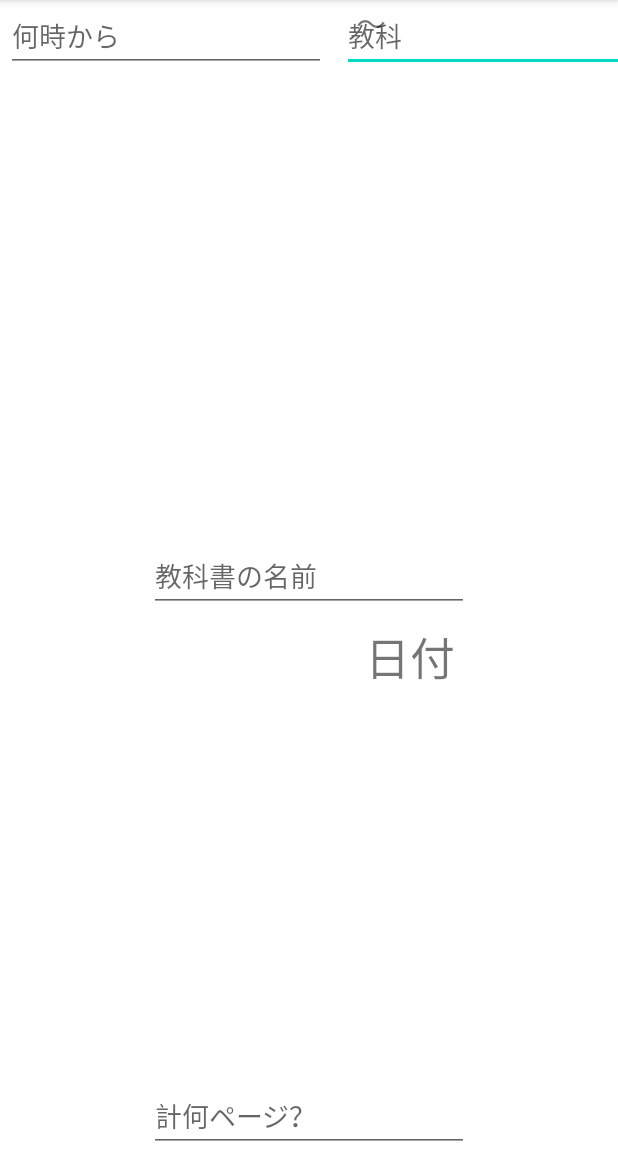
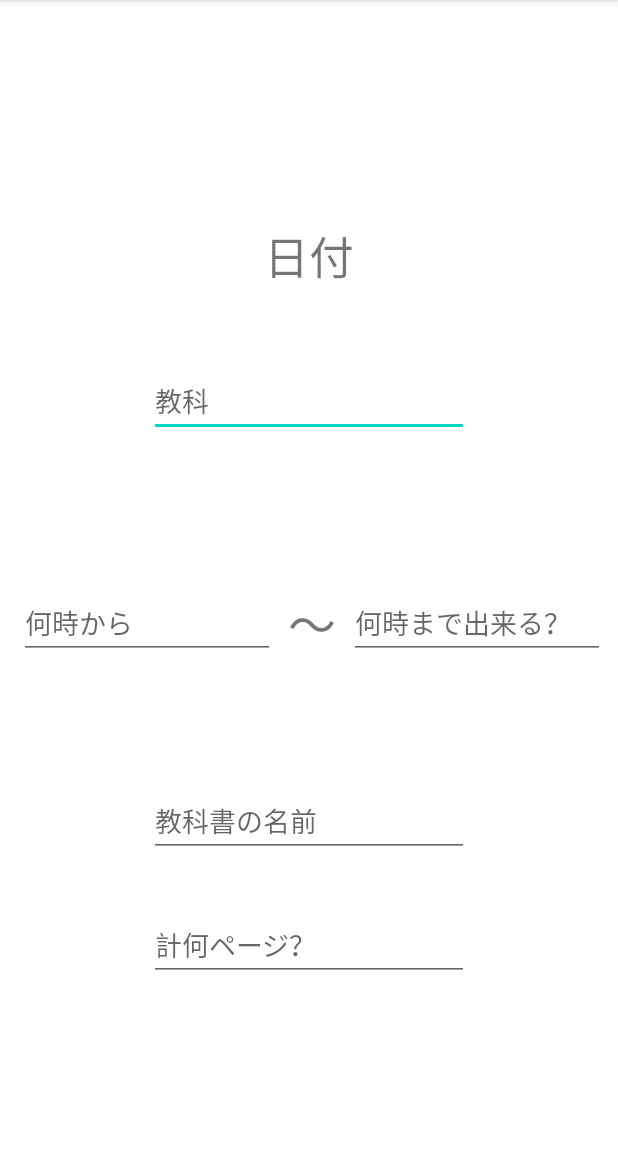
Before and after one commit to 0427majimayu/Create_TMS_Activity, an Android app: the EditTaskActivity screen opened directly, with no data from a screen before it, on a phone screen of 412 x 824 dp, the part 84-1236 px from its top. Run offline under Robolectric (Android 15) with nearby library versions, the phone set to English and light mode, and no system bars.

Commit message:
2021/12/18 activity_edit_task.xmlのlayoutを作った

```diff
--- a/app/src/main/res/layout/activity_edit_task.xml
+++ b/app/src/main/res/layout/activity_edit_task.xml
@@ -11,79 +11,95 @@
         android:id="@+id/dateText"
         android:layout_width="wrap_content"
         android:layout_height="wrap_content"
-        android:layout_marginTop="108dp"
         android:text="日付"
         android:textSize="30sp"
         app:layout_constraintBottom_toTopOf="@+id/endtimeEdit"
         app:layout_constraintEnd_toEndOf="parent"
-        app:layout_constraintHorizontal_bias="0.692"
         app:layout_constraintStart_toStartOf="parent"
-        app:layout_constraintTop_toTopOf="parent" />
+        app:layout_constraintTop_toTopOf="parent"
+        android:layout_marginBottom="50dp"/>
 
     <EditText
-        android:id="@+id/editTextTextPassword7"
+        android:id="@+id/subjectEdit"
         android:layout_width="wrap_content"
         android:layout_height="wrap_content"
+        android:layout_marginTop="50dp"
+        android:layout_marginBottom="50dp"
         android:ems="10"
         android:hint="教科"
         android:inputType="textPassword"
+        android:minHeight="48dp"
+        app:layout_constraintBottom_toTopOf="@id/chainText"
         app:layout_constraintEnd_toEndOf="parent"
-        app:layout_constraintStart_toEndOf="@+id/chainText"
-        tools:layout_editor_absoluteY="374dp" />
+        app:layout_constraintStart_toStartOf="parent"
+        app:layout_constraintTop_toBottomOf="@id/dateText" />
 
     <EditText
         android:id="@+id/endtimeEdit"
         android:layout_width="wrap_content"
         android:layout_height="wrap_content"
-        android:ems="10"
+        android:layout_marginTop="100dp"
         android:hint="何時まで出来る？"
+        android:ems="8"
         android:inputType="textPassword"
-        tools:layout_editor_absoluteX="72dp"
-        tools:layout_editor_absoluteY="164dp"
-        app:layout_constraintTop_toBottomOf="parent"/>
+        android:minHeight="48dp"
+        app:layout_constraintEnd_toEndOf="parent"
+        app:layout_constraintStart_toEndOf="@id/chainText"
+        app:layout_constraintTop_toBottomOf="@id/subjectEdit" />
 
     <EditText
-        android:id="@+id/editTextTextPassword3"
+        android:id="@+id/start_timeEdit"
         android:layout_width="wrap_content"
         android:layout_height="wrap_content"
         android:layout_marginStart="4dp"
-        android:ems="10"
+        android:layout_marginTop="100dp"
         android:hint="何時から"
+        android:ems="8"
         android:inputType="textPassword"
+        android:minHeight="48dp"
+        app:layout_constraintEnd_toStartOf="@id/chainText"
+        app:layout_constraintHorizontal_chainStyle="spread"
+        app:layout_constraintStart_toEndOf="@id/chainText"
         app:layout_constraintStart_toStartOf="parent"
-        tools:layout_editor_absoluteY="374dp" />
+        app:layout_constraintTop_toBottomOf="@id/subjectEdit" />
 
     <TextView
         android:id="@+id/chainText"
         android:layout_width="wrap_content"
         android:layout_height="wrap_content"
+        android:layout_marginTop="100dp"
         android:text="～"
-        android:textSize="20sp"
-        app:layout_constraintStart_toEndOf="@+id/editTextTextPassword3"
-        tools:layout_editor_absoluteY="381dp"
-        android:layout_marginStart="20dp"
-        android:layout_marginEnd="20dp"/>
+        android:textSize="32sp"
+        app:layout_constraintEnd_toStartOf="@id/endtimeEdit"
+        app:layout_constraintStart_toEndOf="@id/start_timeEdit"
+        app:layout_constraintTop_toBottomOf="@id/subjectEdit"
+       />
 
     <EditText
         android:id="@+id/textbook_nameEdit"
         android:layout_width="wrap_content"
         android:layout_height="wrap_content"
+        android:layout_marginTop="50dp"
         android:ems="10"
         android:hint="教科書の名前"
         android:inputType="textPassword"
+        android:minHeight="48dp"
         app:layout_constraintBottom_toTopOf="@+id/textbook_pageEdit"
         app:layout_constraintEnd_toEndOf="parent"
         app:layout_constraintStart_toStartOf="parent"
-        app:layout_constraintTop_toBottomOf="@+id/editTextTextPassword3" />
+        app:layout_constraintTop_toBottomOf="@id/chainText" />
 
     <EditText
         android:id="@+id/textbook_pageEdit"
         android:layout_width="wrap_content"
         android:layout_height="wrap_content"
+        android:layout_marginBottom="80dp"
         android:ems="10"
         android:hint="計何ページ？"
         android:inputType="textPassword"
+        android:minHeight="48dp"
         app:layout_constraintBottom_toBottomOf="parent"
         app:layout_constraintEnd_toEndOf="parent"
-        app:layout_constraintStart_toStartOf="parent" />
+        app:layout_constraintStart_toStartOf="parent"
+        app:layout_constraintTop_toBottomOf="@id/textbook_nameEdit" />
 </androidx.constraintlayout.widget.ConstraintLayout>
```
